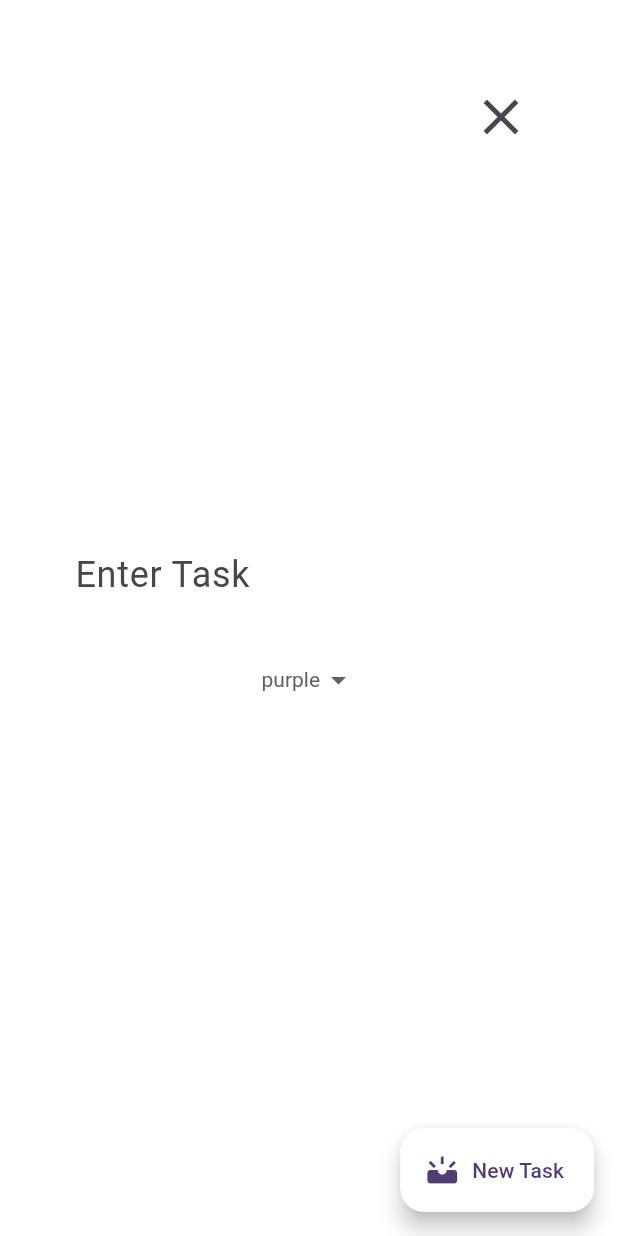
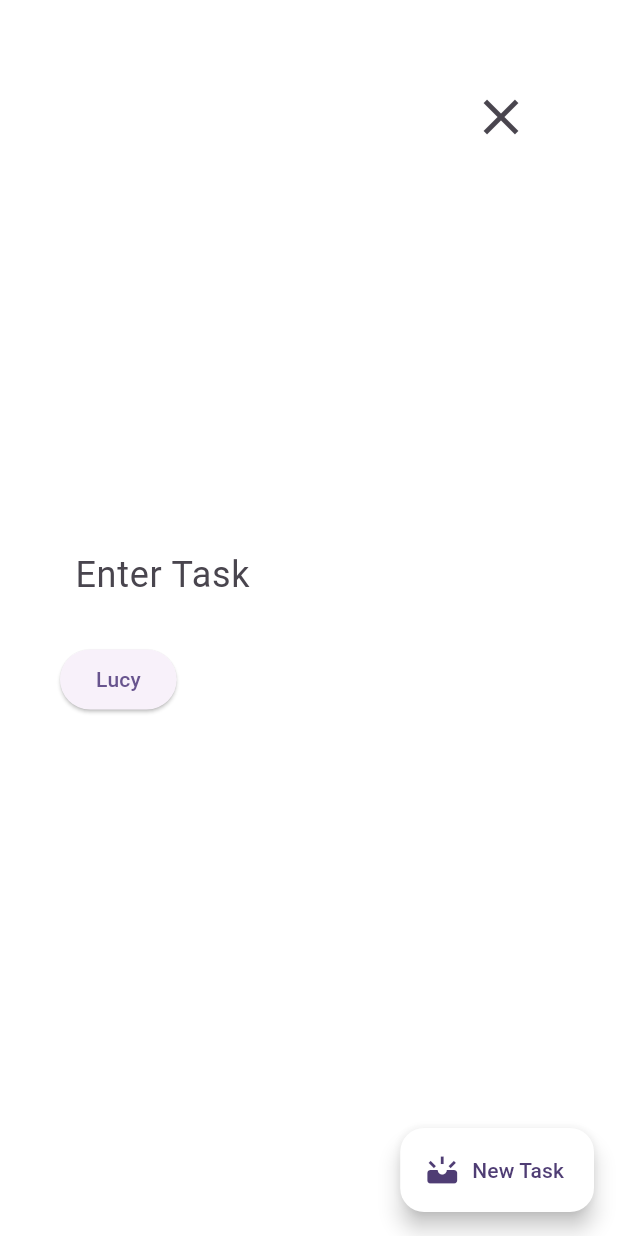
Before and after one commit to Karthiks915/TodoRSC, a Flutter app: the screen it shows after launch, after a tap on the "add" icon, on a phone screen of 412 x 824 dp. Run offline on Flutter 3.47's test engine with Material 2 defaults, Android fonts, the phone set to English and light mode, and no system bars; our stand-ins replace audioplayers, freezed_annotation, hooks_riverpod, isar, riverpod_annotation; accounts and stored records are empty; generated files the repository leaves out were written again.

Commit message:
Second commit

```diff
--- a/lib/controller/todo_page_controller.dart
+++ b/lib/controller/todo_page_controller.dart
@@ -6,7 +6,7 @@ class TodoController {
 
   TodoController(this._isarRepository);
 
-  Stream<List<Todo>> getAllTodos() async* {
+  Stream<List> getAllTodos() async* {
     yield* _isarRepository.getAllTodos();
   }
 
--- a/lib/main.dart
+++ b/lib/main.dart
@@ -68,8 +68,7 @@ class MyHomePage extends HookConsumerWidget {
           Expanded(
             child: todos.when(
                 data: (todos) {
-
-                  return ListView(
+                 return ListView(
                     children: [
                       for (final todo in todos)
                         ListTile(
--- a/lib/presentation/pages/add_todo_page.dart
+++ b/lib/presentation/pages/add_todo_page.dart
@@ -1,3 +1,4 @@
+import 'package:audioplayers/audioplayers.dart';
 import 'package:flutter/material.dart';
 import 'package:hooks_riverpod/hooks_riverpod.dart';
 import 'package:todo_app/controller/todo_page_controller.dart';
@@ -9,18 +10,22 @@ class AddTodoPage extends HookConsumerWidget {
 
   @override
   Widget build(BuildContext context, WidgetRef ref) {
-    String? dropdownValue = 'purple';
+    String dropdownValue = 'purple';
+    final player = AudioPlayer();
     TodoController todoController = ref.watch(todoControllerProvider);
     TextEditingController titleController = TextEditingController();
-    TextEditingController categoryController = TextEditingController();
     return Scaffold(
       floatingActionButton: FloatingActionButton.extended(
         backgroundColor: Colors.white,
         onPressed: () {
-          todoController.addTodo(
-            Todo(title: titleController.text, color: dropdownValue!),
-          );
-          titleController.clear();
+          String? text = titleController.text;
+
+          if (text.isNotEmpty) {
+            todoController.addTodo(
+              Todo(title: titleController.text, color: dropdownValue),
+            );
+            titleController.clear();
+          }
 
           Navigator.pop(context);
         },
@@ -63,26 +68,21 @@ class AddTodoPage extends HookConsumerWidget {
                 SizedBox(
                   height: 10,
                 ),
-                DropdownButton<String>(
-                    alignment: Alignment.centerLeft,
-                    value: dropdownValue,
-                    iconSize: 24,
-                    elevation: 16,
-                    style: TextStyle(color: Colors.grey[700]),
-                    underline: Container(
-                      height: 4,
-                      color: Colors.white,
+                Row(
+                  children: [
+                    ElevatedButton(
+                      onPressed: () async {
+                        if (ref.watch(countProvider) == 0) {
+                          player.play(AssetSource('LucyAI1.mp3'));
+                          ref.watch(countProvider.notifier).state = 1;
+                        } else {
+                          print('Hello');
+                        }
+                      },
+                      child: Text('Lucy'),
                     ),
-                    onChanged: (String? newValue) {
-                      dropdownValue = newValue;
-                    },
-                    items: <String>['purple', 'red', 'green', 'yellow', 'blue']
-                        .map<DropdownMenuItem<String>>((String value) {
-                      return DropdownMenuItem<String>(
-                        value: value,
-                        child: Text(value),
-                      );
-                    }).toList()),
+                  ],
+                ),
               ],
             ),
           ],
--- a/lib/presentation/pages/todo_page.dart
+++ b/lib/presentation/pages/todo_page.dart
@@ -10,6 +10,7 @@ class TodoPage extends HookConsumerWidget {
   @override
   Widget build(BuildContext context, WidgetRef ref) {
     final todos = ref.watch(todosProvider);
+    final todosController = ref.watch(todoControllerProvider);
     return Scaffold(
       floatingActionButton: FloatingActionButton(
         backgroundColor: Colors.white,
@@ -65,9 +66,8 @@ class TodoPage extends HookConsumerWidget {
                               padding:
                                   const EdgeInsets.symmetric(vertical: 8.0),
                               child: Dismissible(
-                                onDismissed: (direction) => ref
-                                    .watch(todoControllerProvider)
-                                    .deleteTodo(todo.id),
+                                onDismissed: (direction) =>
+                                    todosController.deleteTodo(todo.id),
                                 key: ValueKey(todo.id),
                                 child: Container(
                                   decoration: BoxDecoration(
@@ -77,9 +77,7 @@ class TodoPage extends HookConsumerWidget {
                                   child: CheckboxListTile(
                                     value: todo.isCompleted,
                                     onChanged: (bool? value) {
-                                      ref
-                                          .watch(todoControllerProvider)
-                                          .updateTodo(todo);
+                                      todosController.updateTodo(todo);
                                     },
                                     title: Text(todo.title),
                                   ),
--- a/lib/providers/general_providers.dart
+++ b/lib/providers/general_providers.dart
@@ -14,3 +14,7 @@ Stream<List> todos(TodosRef ref) async* {
 TodoController todoController(TodoControllerRef ref) {
   return TodoController(IsarTodoRepository());
 }
+
+final countProvider = StateProvider<int>((ref) {
+  return 0;
+});
--- a/pubspec.yaml
+++ b/pubspec.yaml
@@ -53,6 +53,7 @@ dependencies:
   build_runner: ^2.3.3
   isar: ^3.0.5
   isar_flutter_libs: ^3.0.5
+  audioplayers: ^4.0.1
 
 
 dev_dependencies:
@@ -79,8 +80,8 @@ flutter:
   uses-material-design: true
 
   # To add assets to your application, add an assets section, like this:
-  # assets:
-  #   - images/a_dot_burr.jpeg
+  assets:
+    - assets/
   #   - images/a_dot_ham.jpeg
 
   # An image asset can refer to one or more resolution-specific "variants", see
```
Also changed, not shown: pubspec.lock, 8 other files.
